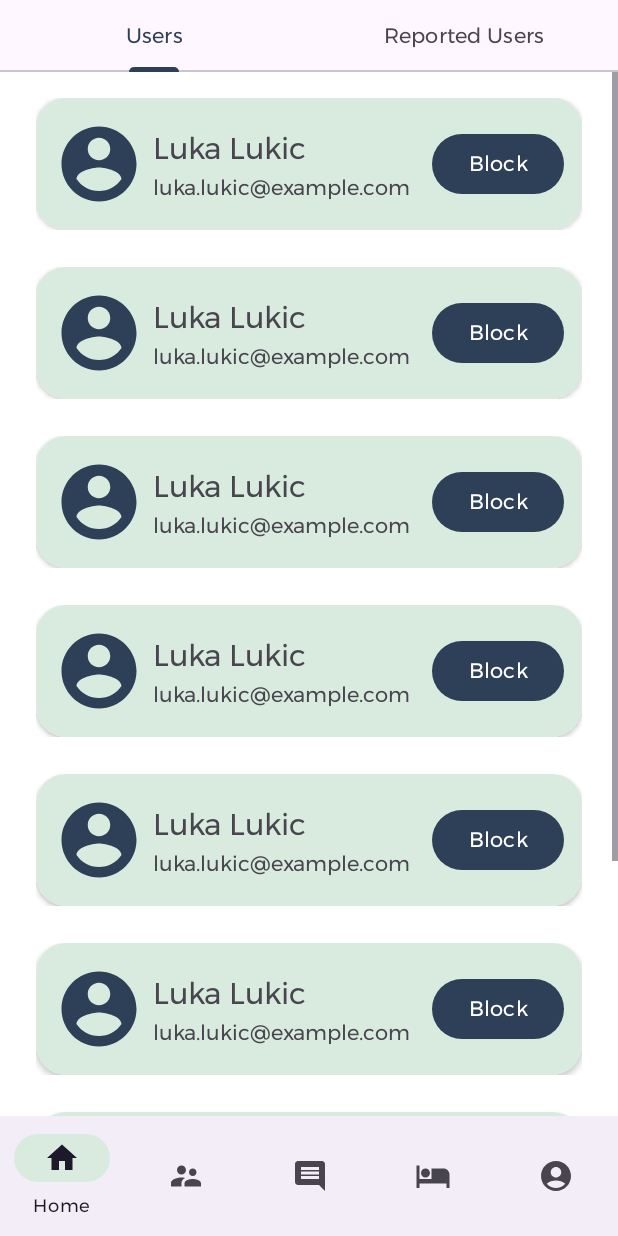
After one commit to Olivera2708/Bookify-mobile, an Android app: the AllUsersActivity screen opened directly, with no data from a screen before it, on a phone screen of 412 x 824 dp. The commit adds this screen. Run offline under Robolectric (Android 15) with nearby library versions, the phone set to English and light mode, and no system bars.

Commit message:
Add admin layout for manipulation of system's users

```diff
--- a/app/src/main/AndroidManifest.xml
+++ b/app/src/main/AndroidManifest.xml
@@ -27,6 +27,9 @@
         android:supportsRtl="true"
         android:theme="@style/Theme.Bookify"
         tools:targetApi="31">
+        <activity
+            android:name=".AllUsersActivity"
+            android:exported="false" />
         <activity
             android:name=".FeedbackAdminActivity"
             android:exported="false" />
--- /dev/null
+++ b/app/src/main/java/com/example/bookify/AllUsersActivity.java
@@ -0,0 +1,46 @@
+package com.example.bookify;
+
+import androidx.appcompat.app.AppCompatActivity;
+import androidx.viewpager2.widget.ViewPager2;
+
+import android.os.Bundle;
+
+import com.google.android.material.tabs.TabLayout;
+
+public class AllUsersActivity extends AppCompatActivity {
+
+    @Override
+    protected void onCreate(Bundle savedInstanceState) {
+        super.onCreate(savedInstanceState);
+        setContentView(R.layout.activity_all_users);
+
+        TabLayout tabLayout = findViewById(R.id.tabLayout);
+        ViewPager2 viewPager2 = findViewById(R.id.view_pager);
+        AllUsersViewPagerAdapter reportsViewPagerAdapter = new AllUsersViewPagerAdapter(this);
+        viewPager2.setAdapter(reportsViewPagerAdapter);
+
+        tabLayout.addOnTabSelectedListener(new TabLayout.OnTabSelectedListener() {
+            @Override
+            public void onTabSelected(TabLayout.Tab tab) {
+                viewPager2.setCurrentItem(tab.getPosition());
+            }
+
+            @Override
+            public void onTabUnselected(TabLayout.Tab tab) {
+
+            }
+
+            @Override
+            public void onTabReselected(TabLayout.Tab tab) {
+
+            }
+        });
+        viewPager2.registerOnPageChangeCallback(new ViewPager2.OnPageChangeCallback() {
+            @Override
+            public void onPageSelected(int position) {
+                super.onPageSelected(position);
+                tabLayout.getTabAt(position).select();
+            }
+        });
+    }
+}
--- /dev/null
+++ b/app/src/main/java/com/example/bookify/AllUsersFragment.java
@@ -0,0 +1,64 @@
+package com.example.bookify;
+
+import android.os.Bundle;
+
+import androidx.fragment.app.Fragment;
+
+import android.view.LayoutInflater;
+import android.view.View;
+import android.view.ViewGroup;
+
+/**
+ * A simple {@link Fragment} subclass.
+ * Use the {@link AllUsersFragment#newInstance} factory method to
+ * create an instance of this fragment.
+ */
+public class AllUsersFragment extends Fragment {
+
+    // TODO: Rename parameter arguments, choose names that match
+    // the fragment initialization parameters, e.g. ARG_ITEM_NUMBER
+    private static final String ARG_PARAM1 = "param1";
+    private static final String ARG_PARAM2 = "param2";
+
+    // TODO: Rename and change types of parameters
+    private String mParam1;
+    private String mParam2;
+
+    public AllUsersFragment() {
+        // Required empty public constructor
+    }
+
+    /**
+     * Use this factory method to create a new instance of
+     * this fragment using the provided parameters.
+     *
+     * @param param1 Parameter 1.
+     * @param param2 Parameter 2.
+     * @return A new instance of fragment AllUsersFragment.
+     */
+    // TODO: Rename and change types and number of parameters
+    public static AllUsersFragment newInstance(String param1, String param2) {
+        AllUsersFragment fragment = new AllUsersFragment();
+        Bundle args = new Bundle();
+        args.putString(ARG_PARAM1, param1);
+        args.putString(ARG_PARAM2, param2);
+        fragment.setArguments(args);
+        return fragment;
+    }
+
+    @Override
+    public void onCreate(Bundle savedInstanceState) {
+        super.onCreate(savedInstanceState);
+        if (getArguments() != null) {
+            mParam1 = getArguments().getString(ARG_PARAM1);
+            mParam2 = getArguments().getString(ARG_PARAM2);
+        }
+    }
+
+    @Override
+    public View onCreateView(LayoutInflater inflater, ViewGroup container,
+                             Bundle savedInstanceState) {
+        // Inflate the layout for this fragment
+        return inflater.inflate(R.layout.fragment_all_users, container, false);
+    }
+}
--- /dev/null
+++ b/app/src/main/java/com/example/bookify/AllUsersViewPagerAdapter.java
@@ -0,0 +1,29 @@
+package com.example.bookify;
+
+import androidx.annotation.NonNull;
+import androidx.fragment.app.Fragment;
+import androidx.fragment.app.FragmentActivity;
+import androidx.viewpager2.adapter.FragmentStateAdapter;
+
+public class AllUsersViewPagerAdapter extends FragmentStateAdapter {
+
+    public AllUsersViewPagerAdapter(@NonNull FragmentActivity fragmentActivity){
+        super(fragmentActivity);
+
+    }
+    @NonNull
+    @Override
+    public Fragment createFragment(int position) {
+        switch (position){
+            case 1:
+                return new ReportedUsersFragment();
+            default:
+                return new AllUsersFragment();
+        }
+    }
+
+    @Override
+    public int getItemCount() {
+        return 2;
+    }
+}
--- /dev/null
+++ b/app/src/main/res/layout/activity_all_users.xml
@@ -0,0 +1,47 @@
+<?xml version="1.0" encoding="utf-8"?>
+<androidx.constraintlayout.widget.ConstraintLayout xmlns:android="http://schemas.android.com/apk/res/android"
+    xmlns:app="http://schemas.android.com/apk/res-auto"
+    xmlns:tools="http://schemas.android.com/tools"
+    android:layout_width="match_parent"
+    android:layout_height="match_parent"
+    tools:context=".AllUsersActivity">
+    <com.google.android.material.bottomnavigation.BottomNavigationView
+        android:id="@+id/bottom_navigaiton"
+        android:layout_width="0dp"
+        android:layout_height="wrap_content"
+        app:layout_constraintEnd_toEndOf="parent"
+        app:layout_constraintStart_toStartOf="parent"
+        app:layout_constraintBottom_toBottomOf="parent"
+        app:menu="@menu/bottom_nav_menu_admin"
+        />
+    <RelativeLayout
+        app:layout_constraintTop_toTopOf="parent"
+        android:layout_width="match_parent"
+        android:layout_height="0dp"
+        app:layout_constraintBottom_toTopOf="@id/bottom_navigaiton">
+
+        <com.google.android.material.tabs.TabLayout
+            android:id="@+id/tabLayout"
+            android:layout_width="match_parent"
+            android:layout_height="wrap_content">
+
+            <com.google.android.material.tabs.TabItem
+                android:layout_width="wrap_content"
+                android:layout_height="wrap_content"
+                android:text="@string/all_users" />
+
+            <com.google.android.material.tabs.TabItem
+                android:layout_width="wrap_content"
+                android:layout_height="wrap_content"
+                android:text="@string/reported_users" />
+        </com.google.android.material.tabs.TabLayout>
+
+        <androidx.viewpager2.widget.ViewPager2
+            android:id="@+id/view_pager"
+            android:layout_width="match_parent"
+            android:layout_height="match_parent"
+            android:layout_below="@id/tabLayout"
+            />
+
+    </RelativeLayout>
+</androidx.constraintlayout.widget.ConstraintLayout>
--- /dev/null
+++ b/app/src/main/res/layout/fragment_all_users.xml
@@ -0,0 +1,68 @@
+<?xml version="1.0" encoding="utf-8"?>
+<FrameLayout xmlns:android="http://schemas.android.com/apk/res/android"
+    xmlns:tools="http://schemas.android.com/tools"
+    android:layout_width="match_parent"
+    android:layout_height="match_parent"
+    tools:context=".AllUsersFragment">
+
+    <ScrollView
+        android:layout_width="match_parent"
+        android:layout_height="wrap_content"
+        android:fillViewport="true">
+        <LinearLayout
+            android:padding="10dp"
+            android:layout_width="match_parent"
+            android:layout_height="match_parent"
+            android:orientation="vertical">
+
+            <include
+                layout="@layout/user"
+                android:layout_width="match_parent"
+                android:layout_height="wrap_content"
+                android:layout_marginBottom="10dp"
+                />
+            <include
+                layout="@layout/user"
+                android:layout_width="match_parent"
+                android:layout_height="wrap_content"
+                android:layout_marginBottom="10dp"
+                />
+            <include
+                layout="@layout/user"
+                android:layout_width="match_parent"
+                android:layout_height="wrap_content"
+                android:layout_marginBottom="10dp"
+                />
+            <include
+                layout="@layout/user"
+                android:layout_width="match_parent"
+                android:layout_height="wrap_content"
+                android:layout_marginBottom="10dp"
+                />
+            <include
+                layout="@layout/user"
+                android:layout_width="match_parent"
+                android:layout_height="wrap_content"
+                android:layout_marginBottom="10dp"
+                />
+            <include
+                layout="@layout/user"
+                android:layout_width="match_parent"
+                android:layout_height="wrap_content"
+                android:layout_marginBottom="10dp"
+                />
+            <include
+                layout="@layout/user"
+                android:layout_width="match_parent"
+                android:layout_height="wrap_content"
+                android:layout_marginBottom="10dp"
+                />
+            <include
+                layout="@layout/user"
+                android:layout_width="match_parent"
+                android:layout_height="wrap_content"
+                android:layout_marginBottom="10dp"
+                />
+        </LinearLayout>
+    </ScrollView>
+</FrameLayout>
--- /dev/null
+++ b/app/src/main/res/layout/user.xml
@@ -0,0 +1,78 @@
+<?xml version="1.0" encoding="utf-8"?>
+<androidx.constraintlayout.widget.ConstraintLayout xmlns:android="http://schemas.android.com/apk/res/android"
+    xmlns:app="http://schemas.android.com/apk/res-auto"
+    android:layout_width="match_parent"
+    android:layout_height="match_parent"
+    android:paddingHorizontal="14dp"
+    android:paddingVertical="7dp">
+    <androidx.cardview.widget.CardView
+        android:layout_width="match_parent"
+        android:layout_height="wrap_content"
+        app:layout_constraintBottom_toBottomOf="parent"
+        app:layout_constraintEnd_toEndOf="parent"
+        app:layout_constraintStart_toStartOf="parent"
+        app:layout_constraintTop_toTopOf="parent"
+        app:cardCornerRadius="20dp">
+
+        <androidx.constraintlayout.widget.ConstraintLayout
+            android:background="?attr/colorPrimaryDark"
+            android:layout_width="match_parent"
+            android:layout_height="match_parent"
+            android:paddingVertical="14dp"
+            android:paddingHorizontal="12dp">
+
+            <ImageView
+                android:id="@+id/notification_icon"
+                android:layout_width="60dp"
+                android:layout_height="60dp"
+                android:layout_centerVertical="true"
+                android:src="@drawable/account_round"
+                app:layout_constraintBottom_toBottomOf="parent"
+                app:layout_constraintStart_toStartOf="parent"
+                app:layout_constraintTop_toTopOf="parent" />
+
+            <LinearLayout
+                android:id="@+id/user_info"
+                android:layout_width="0dp"
+                android:layout_height="wrap_content"
+                app:layout_constraintBottom_toBottomOf="parent"
+                app:layout_constraintEnd_toStartOf="@id/button_block"
+                app:layout_constraintStart_toEndOf="@id/notification_icon"
+                app:layout_constraintTop_toTopOf="parent"
+                android:orientation="vertical"
+                android:layout_marginEnd="6dp"
+                android:layout_marginStart="6dp">
+
+                <TextView
+                    android:id="@+id/first_and_last_name"
+                    android:layout_width="match_parent"
+                    android:layout_height="wrap_content"
+                    android:text="Luka Lukic"
+                    android:textSize="20dp"
+                    />
+
+                <TextView
+                    android:id="@+id/email"
+                    android:layout_width="match_parent"
+                    android:layout_height="wrap_content"
+                    android:text="luka.lukic@example.com"
+                    />
+
+            </LinearLayout>
+
+
+            <Button
+                android:id="@+id/button_block"
+                android:layout_width="wrap_content"
+                android:layout_height="wrap_content"
+                android:layout_centerVertical="true"
+                android:text="@string/block"
+                app:layout_constraintBottom_toBottomOf="parent"
+                app:layout_constraintEnd_toEndOf="parent"
+                app:layout_constraintStart_toEndOf="@id/user_info"
+                app:layout_constraintTop_toTopOf="parent" />
+
+        </androidx.constraintlayout.widget.ConstraintLayout>
+
+    </androidx.cardview.widget.CardView>
+</androidx.constraintlayout.widget.ConstraintLayout>
--- a/app/src/main/res/values/strings.xml
+++ b/app/src/main/res/values/strings.xml
@@ -136,4 +136,6 @@
     <string name="new_reviews">New Reviews</string>
     <string name="reported_reviews">Reported Reviews</string>
     <string name="ignore">Ignore</string>
+    <string name="reported_users">Reported Users</string>
+    <string name="block">Block</string>
 </resources>
```
Also changed, not shown: app/src/main/java/com/example/bookify/LandingActivity.java (+8 -0 lines), app/src/main/java/com/example/bookify/ReportedUsersFragment.java (added, +64 -0 lines), app/src/main/res/layout/activity_landing.xml (+7 -0 lines), app/src/main/res/layout/fragment_reported_users.xml (added, +69 -0 lines).
